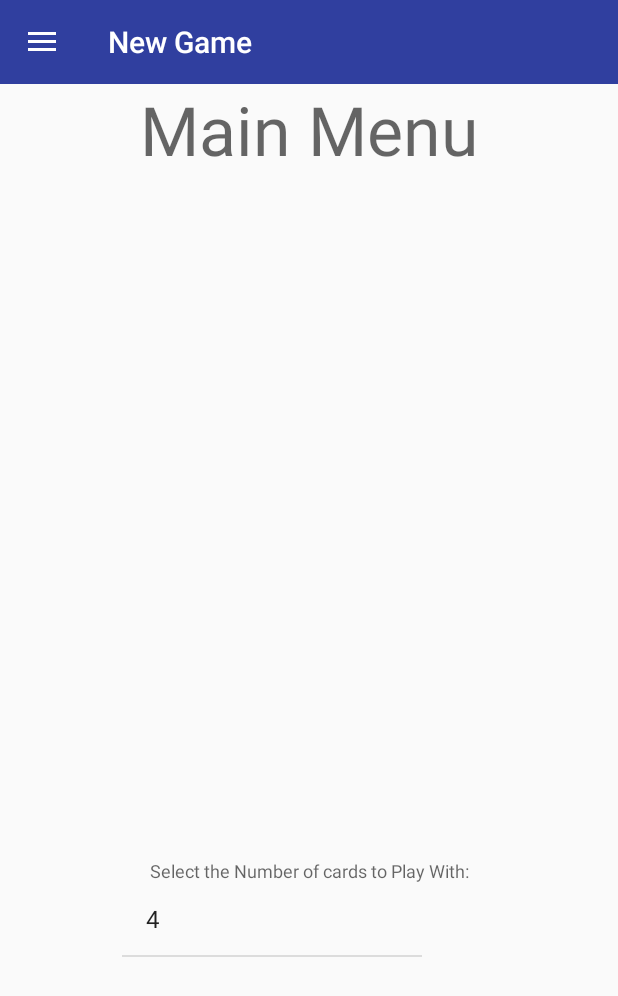
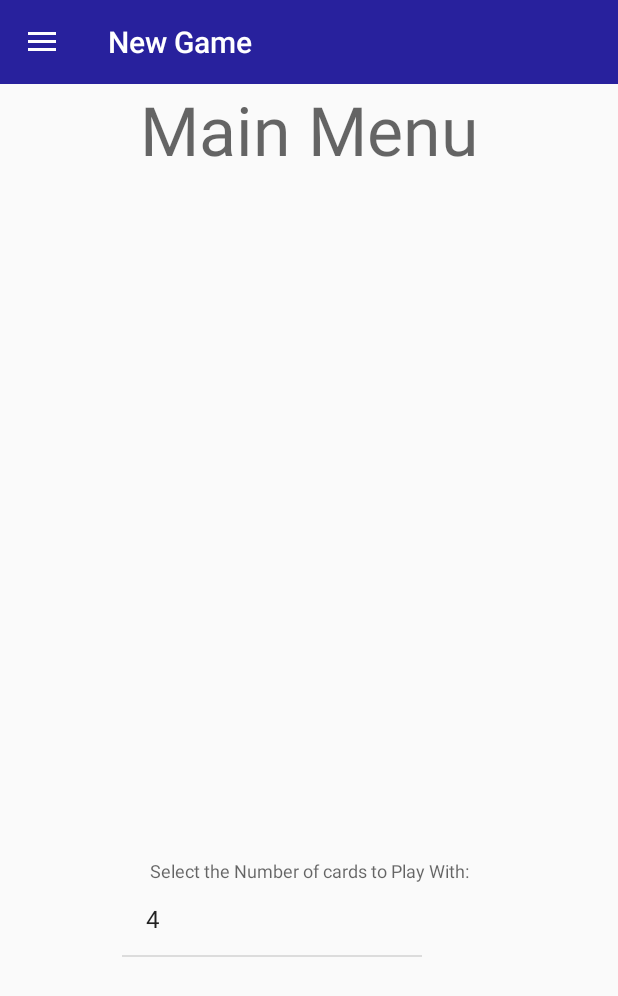
Before and after one commit to btvanhooser/TheASCIIckers, an Android app: the screen it shows after launch (MainActivity), after a tap on "New Game", on a phone screen of 412 x 824 dp. Shown: the top 996 px of the screen. Run offline under Robolectric (Android 15) with nearby library versions, the light colour scheme and no system bars; 1 other tap on this screen came first.

Commit message:
minor UI changes

```diff
--- a/app/src/main/java/com/theasciickers/cs245/theasciickers/MainActivity.java
+++ b/app/src/main/java/com/theasciickers/cs245/theasciickers/MainActivity.java
@@ -9,6 +9,7 @@ import android.support.design.widget.NavigationView;
 import android.support.v7.app.ActionBarDrawerToggle;
 import android.support.v7.app.AppCompatActivity;
 import android.support.v7.widget.Toolbar;
+import android.util.Log;
 import android.view.MenuItem;
 import android.content.res.Configuration;
 
@@ -70,7 +71,7 @@ public class MainActivity extends AppCompatActivity {
     public void selectDrawerItem(MenuItem menuItem){
         // Create new fragment and specify the fragment to show based on nav item choosen
         Fragment fragment = null;
-        Class fragmentClass = null;
+        Class fragmentClass;
 
         switch(menuItem.getItemId()){
             case (R.id.nav_new_game):
@@ -81,9 +82,13 @@ public class MainActivity extends AppCompatActivity {
                 break;
             case(R.id.nav_high_scores):
                 fragmentClass = HighScoresFragment.class;
+                Log.e("","Highscores hit");
                 break;
             case(R.id.nav_volume):
                 fragmentClass = VolumeFragment.class;
+                break;
+            default:
+                fragmentClass = HighScoresFragment.class;
                 break;
         }
 
@@ -112,12 +117,6 @@ public class MainActivity extends AppCompatActivity {
             return true;
         }
         return super.onOptionsItemSelected(item);
-//        // open/close the drawer
-//        if(item.getItemId() == android.R.id.home){ // USE SWITCH ?? SEE TUTORIAL
-//            drawerLayout.openDrawer(GravityCompat.START);
-//            return true;
-//        }
-//        return super.onOptionsItemSelected(item);
     }
 
 }
--- a/app/src/main/res/layout/activity_main.xml
+++ b/app/src/main/res/layout/activity_main.xml
@@ -42,7 +42,7 @@
         android:layout_width="wrap_content"
         android:layout_height="match_parent"
         android:layout_gravity="start"
-        android:background="@android:color/white"
+        android:background="@color/gray"
         app:menu="@menu/drawer_view"/>
 
 </android.support.v4.widget.DrawerLayout>
--- a/app/src/main/res/layout/toolbar.xml
+++ b/app/src/main/res/layout/toolbar.xml
@@ -7,5 +7,5 @@
     android:fitsSystemWindows="true"
     android:minHeight="?attr/actionBarSize"
     app:theme="@style/ThemeOverlay.AppCompat.Dark.ActionBar"
-    android:background="?attr/colorPrimaryDark">
+    android:background="@color/darkBlue">
 </android.support.v7.widget.Toolbar>
--- a/app/src/main/res/menu/drawer_view.xml
+++ b/app/src/main/res/menu/drawer_view.xml
@@ -5,18 +5,26 @@
         <item
             android:id="@+id/nav_new_game"
             android:icon="@drawable/ic_border_color_black_24dp"
-            android:title="New Game"/>
+            android:title="New Game"
+            android:textColor="@color/black"
+            android:fontFamily="sans-serif"/>
         <item
             android:id="@+id/nav_end_game"
             android:icon="@drawable/ic_delete_black_24dp"
-            android:title="End Game"/>
+            android:title="End Game"
+            android:textColor="@color/black"
+            android:fontFamily="sans-serif"/>
         <item
             android:id="@+id/nav_high_scores"
             android:icon="@drawable/ic_grade_black_24dp"
-            android:title="High Scores"/>
+            android:title="High Scores"
+            android:textColor="@color/black"
+            android:fontFamily="sans-serif"/>
         <item
             android:id="@+id/nav_volume"
             android:icon="@drawable/ic_volume_up_black_24dp"
-            android:title="Volume"/>
+            android:title="Volume"
+            android:textColor="@color/black"
+            android:fontFamily="sans-serif"/>
     </group>
 </menu>
--- a/app/src/main/res/values/strings.xml
+++ b/app/src/main/res/values/strings.xml
@@ -2,4 +2,9 @@
     <string name="app_name">The ASCIIckers</string>
     <string name="drawer_open">Open navigation drawer</string>
     <string name="drawer_close">Close navigation drawer</string>
+    <color name ="teal">#008080</color>
+    <color name="gray">#BFC2C9</color>
+    <color name="white">#FFFFFF</color>
+    <color name="darkBlue">#28219D</color>
+    <color name="black">#000</color>
 </resources>
```
Also changed, not shown: app/src/main/java/com/theasciickers/cs245/theasciickers/HighScoresFragment.java (+10 -1 lines), app/src/main/res/layout/high_scores.xml (added, +150 -0 lines).
